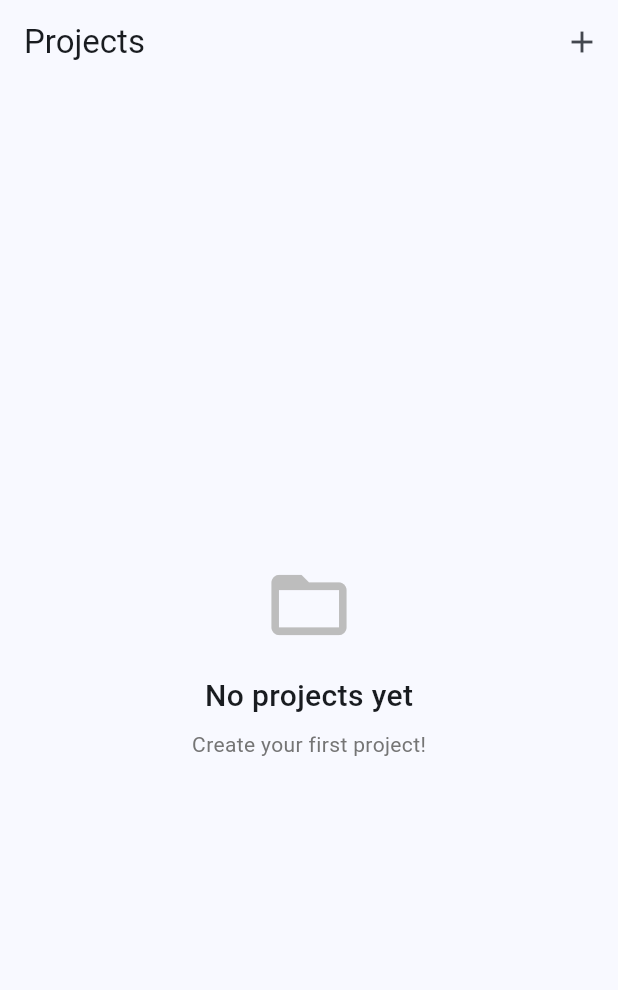
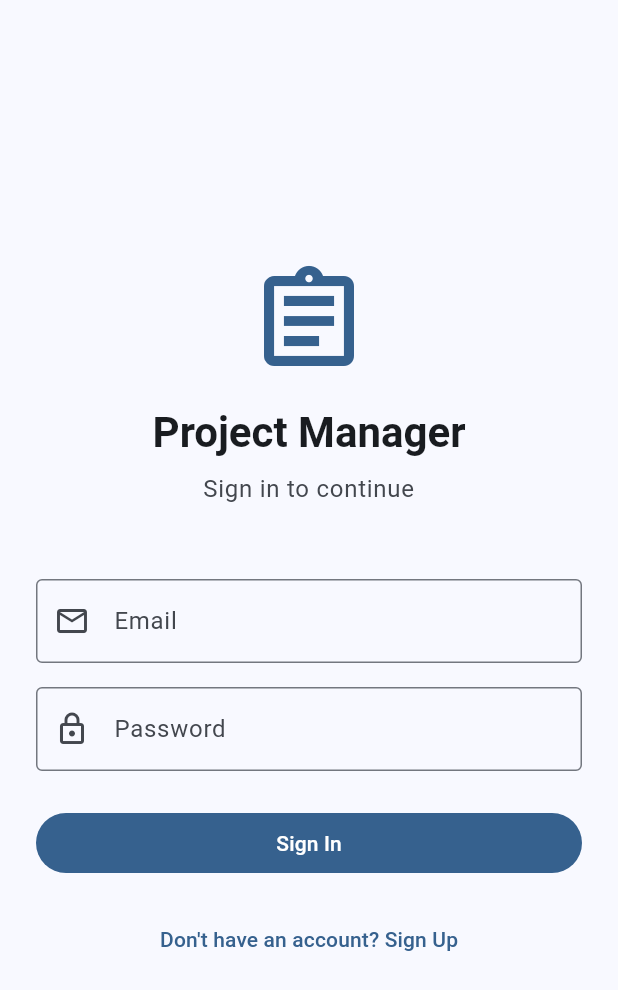
Before and after one commit to nickmeinhold/project-manager, a Flutter app: the screen it shows after launch, on a phone screen of 412 x 824 dp. Shown: the top 990 px of the screen. Run offline on Flutter 3.47's test engine with Material 3 defaults, Android fonts, the phone set to English and light mode, and no system bars; our stand-ins replace cloud_firestore, firebase_auth, firebase_core; accounts and stored records are empty.

Commit message:
Add Firebase email/password authentication

```diff
--- a/project_manager_flutter/lib/main.dart
+++ b/project_manager_flutter/lib/main.dart
@@ -2,7 +2,7 @@ import 'package:firebase_core/firebase_core.dart';
 import 'package:flutter/material.dart';
 import 'package:project_manager_flutter/firebase_options.dart';
 
-import 'views/project_list_view.dart';
+import 'views/auth_wrapper.dart';
 
 void main() async {
   WidgetsFlutterBinding.ensureInitialized();
@@ -27,7 +27,7 @@ class ProjectManagerApp extends StatelessWidget {
           shape: RoundedRectangleBorder(borderRadius: BorderRadius.circular(12)),
         ),
       ),
-      home: ProjectListView(),
+      home: const AuthWrapper(),
     );
   }
 }
--- /dev/null
+++ b/project_manager_flutter/lib/services/auth_service.dart
@@ -0,0 +1,70 @@
+import 'package:firebase_auth/firebase_auth.dart';
+
+class AuthService {
+  final FirebaseAuth _auth = FirebaseAuth.instance;
+
+  Stream<User?> get authStateChanges => _auth.authStateChanges();
+
+  User? get currentUser => _auth.currentUser;
+
+  Future<UserCredential> signInWithEmailAndPassword({
+    required String email,
+    required String password,
+  }) async {
+    try {
+      return await _auth.signInWithEmailAndPassword(
+        email: email,
+        password: password,
+      );
+    } on FirebaseAuthException catch (e) {
+      throw _handleAuthException(e);
+    }
+  }
+
+  Future<UserCredential> createUserWithEmailAndPassword({
+    required String email,
+    required String password,
+  }) async {
+    try {
+      return await _auth.createUserWithEmailAndPassword(
+        email: email,
+        password: password,
+      );
+    } on FirebaseAuthException catch (e) {
+      throw _handleAuthException(e);
+    }
+  }
+
+  Future<void> signOut() async {
+    await _auth.signOut();
+  }
+
+  Future<void> sendPasswordResetEmail(String email) async {
+    try {
+      await _auth.sendPasswordResetEmail(email: email);
+    } on FirebaseAuthException catch (e) {
+      throw _handleAuthException(e);
+    }
+  }
+
+  String _handleAuthException(FirebaseAuthException e) {
+    switch (e.code) {
+      case 'user-not-found':
+        return 'No user found with this email.';
+      case 'wrong-password':
+        return 'Incorrect password.';
+      case 'email-already-in-use':
+        return 'An account already exists with this email.';
+      case 'invalid-email':
+        return 'Invalid email address.';
+      case 'weak-password':
+        return 'Password is too weak.';
+      case 'operation-not-allowed':
+        return 'Email/password accounts are not enabled.';
+      case 'user-disabled':
+        return 'This account has been disabled.';
+      default:
+        return 'An error occurred. Please try again.';
+    }
+  }
+}
--- /dev/null
+++ b/project_manager_flutter/lib/views/auth_wrapper.dart
@@ -0,0 +1,33 @@
+import 'package:firebase_auth/firebase_auth.dart';
+import 'package:flutter/material.dart';
+import '../services/auth_service.dart';
+import 'sign_in_view.dart';
+import 'project_list_view.dart';
+
+class AuthWrapper extends StatelessWidget {
+  const AuthWrapper({super.key});
+
+  @override
+  Widget build(BuildContext context) {
+    final authService = AuthService();
+
+    return StreamBuilder<User?>(
+      stream: authService.authStateChanges,
+      builder: (context, snapshot) {
+        if (snapshot.connectionState == ConnectionState.waiting) {
+          return const Scaffold(
+            body: Center(
+              child: CircularProgressIndicator(),
+            ),
+          );
+        }
+
+        if (snapshot.hasData) {
+          return ProjectListView();
+        }
+
+        return const SignInView();
+      },
+    );
+  }
+}
--- /dev/null
+++ b/project_manager_flutter/lib/views/sign_in_view.dart
@@ -0,0 +1,185 @@
+import 'package:flutter/material.dart';
+import '../services/auth_service.dart';
+
+class SignInView extends StatefulWidget {
+  const SignInView({super.key});
+
+  @override
+  State<SignInView> createState() => _SignInViewState();
+}
+
+class _SignInViewState extends State<SignInView> {
+  final _formKey = GlobalKey<FormState>();
+  final _emailController = TextEditingController();
+  final _passwordController = TextEditingController();
+  final _authService = AuthService();
+
+  bool _isLoading = false;
+  bool _isSignUp = false;
+  String? _errorMessage;
+
+  @override
+  void dispose() {
+    _emailController.dispose();
+    _passwordController.dispose();
+    super.dispose();
+  }
+
+  Future<void> _submitForm() async {
+    if (!_formKey.currentState!.validate()) {
+      return;
+    }
+
+    setState(() {
+      _isLoading = true;
+      _errorMessage = null;
+    });
+
+    try {
+      if (_isSignUp) {
+        await _authService.createUserWithEmailAndPassword(
+          email: _emailController.text.trim(),
+          password: _passwordController.text,
+        );
+      } else {
+        await _authService.signInWithEmailAndPassword(
+          email: _emailController.text.trim(),
+          password: _passwordController.text,
+        );
+      }
+    } catch (e) {
+      setState(() {
+        _errorMessage = e.toString();
+      });
+    } finally {
+      if (mounted) {
+        setState(() {
+          _isLoading = false;
+        });
+      }
+    }
+  }
+
+  @override
+  Widget build(BuildContext context) {
+    return Scaffold(
+      body: SafeArea(
+        child: Center(
+          child: SingleChildScrollView(
+            padding: const EdgeInsets.all(24.0),
+            child: Form(
+              key: _formKey,
+              child: Column(
+                mainAxisAlignment: MainAxisAlignment.center,
+                crossAxisAlignment: CrossAxisAlignment.stretch,
+                children: [
+                  Icon(
+                    Icons.assignment_outlined,
+                    size: 80,
+                    color: Theme.of(context).colorScheme.primary,
+                  ),
+                  const SizedBox(height: 16),
+                  Text(
+                    'Project Manager',
+                    style: Theme.of(context).textTheme.headlineMedium?.copyWith(
+                          fontWeight: FontWeight.bold,
+                        ),
+                    textAlign: TextAlign.center,
+                  ),
+                  const SizedBox(height: 8),
+                  Text(
+                    _isSignUp ? 'Create your account' : 'Sign in to continue',
+                    style: Theme.of(context).textTheme.bodyLarge?.copyWith(
+                          color: Theme.of(context).colorScheme.onSurfaceVariant,
+                        ),
+                    textAlign: TextAlign.center,
+                  ),
+                  const SizedBox(height: 48),
+                  TextFormField(
+                    controller: _emailController,
+                    keyboardType: TextInputType.emailAddress,
+                    decoration: const InputDecoration(
+                      labelText: 'Email',
+                      border: OutlineInputBorder(),
+                      prefixIcon: Icon(Icons.email_outlined),
+                    ),
+                    validator: (value) {
+                      if (value == null || value.isEmpty) {
+                        return 'Please enter your email';
+                      }
+                      if (!value.contains('@')) {
+                        return 'Please enter a valid email';
+                      }
+                      return null;
+                    },
+                  ),
+                  const SizedBox(height: 16),
+                  TextFormField(
+                    controller: _passwordController,
+                    obscureText: true,
+                    decoration: const InputDecoration(
+                      labelText: 'Password',
+                      border: OutlineInputBorder(),
+                      prefixIcon: Icon(Icons.lock_outlined),
+                    ),
+                    validator: (value) {
+                      if (value == null || value.isEmpty) {
+                        return 'Please enter your password';
+                      }
+                      if (_isSignUp && value.length < 6) {
+                        return 'Password must be at least 6 characters';
+                      }
+                      return null;
+                    },
+                  ),
+                  const SizedBox(height: 24),
+                  if (_errorMessage != null)
+                    Container(
+                      padding: const EdgeInsets.all(12),
+                      decoration: BoxDecoration(
+                        color: Theme.of(context).colorScheme.errorContainer,
+                        borderRadius: BorderRadius.circular(8),
+                      ),
+                      child: Text(
+                        _errorMessage!,
+                        style: TextStyle(
+                          color: Theme.of(context).colorScheme.onErrorContainer,
+                        ),
+                      ),
+                    ),
+                  if (_errorMessage != null) const SizedBox(height: 16),
+                  FilledButton(
+                    onPressed: _isLoading ? null : _submitForm,
+                    child: _isLoading
+                        ? const SizedBox(
+                            height: 20,
+                            width: 20,
+                            child: CircularProgressIndicator(strokeWidth: 2),
+                          )
+                        : Text(_isSignUp ? 'Sign Up' : 'Sign In'),
+                  ),
+                  const SizedBox(height: 16),
+                  TextButton(
+                    onPressed: _isLoading
+                        ? null
+                        : () {
+                            setState(() {
+                              _isSignUp = !_isSignUp;
+                              _errorMessage = null;
+                            });
+                          },
+                    child: Text(
+                      _isSignUp
+                          ? 'Already have an account? Sign In'
+                          : 'Don\'t have an account? Sign Up',
+                    ),
+                  ),
+                ],
+              ),
+            ),
+          ),
+        ),
+      ),
+    );
+  }
+}
--- a/project_manager_flutter/pubspec.yaml
+++ b/project_manager_flutter/pubspec.yaml
@@ -33,6 +33,7 @@ dependencies:
 
   # Firebase
   firebase_core: ^3.10.0
+  firebase_auth: ^5.3.4
   cloud_firestore: ^5.5.0
   firebase_messaging: ^15.1.5
 
```
Also changed, not shown: project_manager_flutter/lib/views/project_list_view.dart (+8 -0 lines), project_manager_flutter/pubspec.lock.
